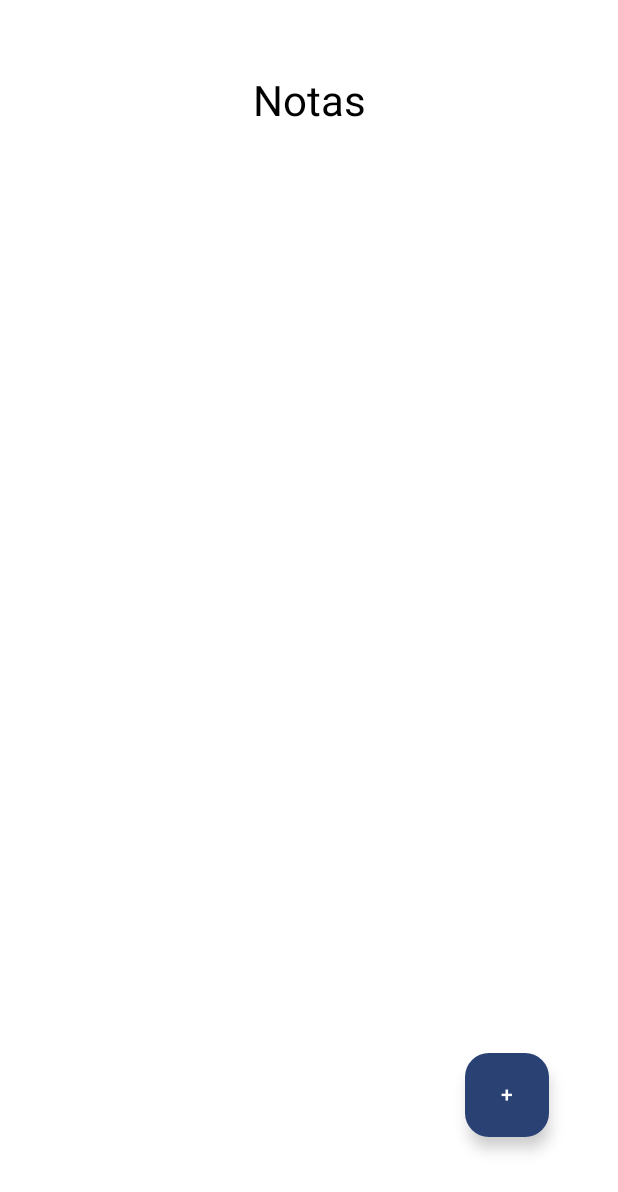
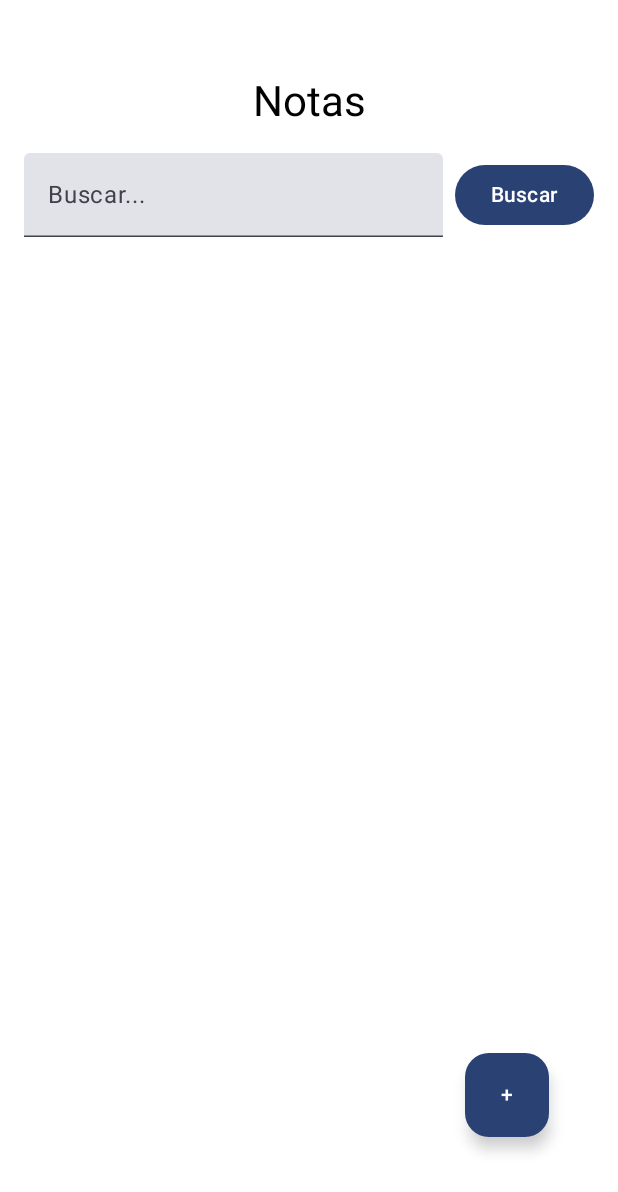
Before and after one commit to Diegoo717/ProyectoFinalMovil, an Android app built with Jetpack Compose: the screen it shows after launch (MainActivity), on a phone screen of 412 x 824 dp. Shown: the top 1192 px of the screen. Run offline under Robolectric (Android 15) with nearby library versions, the phone set to English and light mode, and no system bars.

Commit message:
Descripción de los cambios realizados

```diff
--- a/app/build.gradle.kts
+++ b/app/build.gradle.kts
@@ -52,6 +52,11 @@ android {
 dependencies {
 
     implementation(libs.androidx.core.ktx)
+    implementation("androidx.compose.animation:animation:1.5.0")
+    implementation("androidx.compose.material3:material3:1.1.0-alpha01")
+    implementation("androidx.compose.ui:ui:1.5.0")
+    implementation("androidx.navigation:navigation-compose:2.5.3")
+    implementation("androidx.compose.foundation:foundation:1.5.0")
     implementation(libs.androidx.lifecycle.runtime.ktx)
     implementation(libs.androidx.activity.compose)
     implementation(platform(libs.androidx.compose.bom))
--- a/app/src/main/java/com/example/proyectofinalmovil/MainActivity.kt
+++ b/app/src/main/java/com/example/proyectofinalmovil/MainActivity.kt
@@ -3,39 +3,43 @@ package com.example.proyectofinalmovil
 import android.os.Bundle
 import androidx.activity.ComponentActivity
 import androidx.activity.compose.setContent
+import androidx.compose.animation.AnimatedVisibility
 import androidx.compose.foundation.background
 import androidx.compose.foundation.layout.*
+import androidx.compose.foundation.shape.CircleShape
 import androidx.compose.material3.*
-import androidx.compose.runtime.Composable
+import androidx.compose.runtime.*
 import androidx.compose.ui.Alignment
 import androidx.compose.ui.Modifier
 import androidx.compose.ui.graphics.Color
 import androidx.compose.ui.text.style.TextAlign
 import androidx.compose.ui.tooling.preview.Preview
 import androidx.compose.ui.unit.dp
+import androidx.navigation.NavHostController
+import androidx.navigation.compose.NavHost
+import androidx.navigation.compose.composable
+import androidx.navigation.compose.rememberNavController
 import com.example.proyectofinalmovil.ui.theme.ProyectoFinalMovilTheme
+import com.example.proyectofinalmovil.nota.NotesScreen
+import com.example.proyectofinalmovil.tarea.TasksScreen
 
 class MainActivity : ComponentActivity() {
     override fun onCreate(savedInstanceState: Bundle?) {
         super.onCreate(savedInstanceState)
         setContent {
             ProyectoFinalMovilTheme {
-                // Pantalla principal con Scaffold
+                val navController = rememberNavController()
                 Scaffold(
                     modifier = Modifier.fillMaxSize(),
                     floatingActionButton = {
-                        // Ajuste de posición para el FloatingActionButton hacia la izquierda y arriba
-                        Box(modifier = Modifier.padding(bottom = 50.dp, end = 30.dp)) {
-                            FloatingActionButton(
-                                onClick = { /* No hace nada aún */ },
-                                containerColor = MaterialTheme.colorScheme.primary
-                            ) {
-                                Text("+")
-                            }
-                        }
+                        FloatingActionButtonsGroup(navController)
                     }
                 ) { innerPadding ->
-                    MainScreen(modifier = Modifier.padding(innerPadding))
+                    NavHost(navController = navController, startDestination = "main_screen") {
+                        composable("main_screen") { MainScreen(navController) }
+                        composable("notes_screen") { NotesScreen() }
+                        composable("tasks_screen") { TasksScreen() }
+                    }
                 }
             }
         }
@@ -43,24 +47,112 @@ class MainActivity : ComponentActivity() {
 }
 
 @Composable
-fun MainScreen(modifier: Modifier = Modifier) {
-    // Definimos un layout vertical con el fondo blanco
+fun FloatingActionButtonsGroup(navController: NavHostController) {
+    var expanded by remember { mutableStateOf(false) }
+
+    Box(
+        modifier = Modifier
+            .fillMaxSize()
+            .padding(bottom = 50.dp, end = 30.dp),
+        contentAlignment = Alignment.BottomEnd
+    ) {
+        // Botón "Nota"
+        AnimatedVisibility(
+            visible = expanded,
+            enter = androidx.compose.animation.expandVertically(),
+            exit = androidx.compose.animation.shrinkVertically()
+        ) {
+            FloatingActionButton(
+                onClick = {
+                    // Navegar a la pantalla de notas
+                    navController.navigate("notes_screen")
+                },
+                modifier = Modifier.padding(bottom = 60.dp),
+                containerColor = Color.Gray,
+                shape = CircleShape
+            ) {
+                Text("Nota")
+            }
+        }
+
+        // Botón "Tarea"
+        AnimatedVisibility(
+            visible = expanded,
+            enter = androidx.compose.animation.expandVertically(),
+            exit = androidx.compose.animation.shrinkVertically()
+        ) {
+            FloatingActionButton(
+                onClick = {
+                    // Navegar a la pantalla de tareas
+                    navController.navigate("tasks_screen")
+                },
+                modifier = Modifier.padding(bottom = 120.dp),
+                containerColor = Color.Gray,
+                shape = CircleShape
+            ) {
+                Text("Tarea")
+            }
+        }
+
+        // Botón principal "+"
+        FloatingActionButton(
+            onClick = { expanded = !expanded },
+            containerColor = MaterialTheme.colorScheme.primary
+        ) {
+            Text("+")
+        }
+    }
+}
+
+@Composable
+fun MainScreen(navController: NavHostController, modifier: Modifier = Modifier) {
+    var searchText by remember { mutableStateOf("") }
+
     Column(
         modifier = modifier
             .fillMaxSize()
-            .background(Color.White),
-        horizontalAlignment = Alignment.CenterHorizontally
+            .background(Color.White)
     ) {
-        // Ajuste del texto "Notas"
+        // Texto "Notas"
         Text(
             text = "Notas",
             style = MaterialTheme.typography.headlineMedium,
             color = Color.Black,
             modifier = Modifier
                 .fillMaxWidth()
-                .padding(top = 50.dp, bottom = 16.dp),  // Se baja un poco más el texto
+                .padding(top = 50.dp, bottom = 16.dp),
             textAlign = TextAlign.Center
         )
+
+        // Barra de búsqueda y botón
+        Row(
+            modifier = Modifier
+                .fillMaxWidth()
+                .padding(horizontal = 16.dp),
+            verticalAlignment = Alignment.CenterVertically, // Centra verticalmente
+            horizontalArrangement = Arrangement.Center // Centra horizontalmente
+        ) {
+            // TextField para ingresar texto
+            TextField(
+                value = searchText,
+                onValueChange = { searchText = it },
+                placeholder = { Text(text = "Buscar...") },
+                singleLine = true, // Evita que sea multilinea
+                modifier = Modifier
+                    .weight(1f) // Hace que el TextField ocupe el espacio disponible
+                    .padding(end = 8.dp) // Espacio entre el TextField y el botón
+            )
+
+            // Botón para realizar la búsqueda
+            Button(onClick = {
+                // Aquí puedes realizar la acción de búsqueda
+                println("Búsqueda realizada: $searchText")
+            }) {
+                Text("Buscar")
+            }
+        }
+
+        Spacer(modifier = Modifier.height(16.dp)) // Espacio adicional si es necesario
     }
 }
 
@@ -68,6 +160,6 @@ fun MainScreen(modifier: Modifier = Modifier) {
 @Composable
 fun MainScreenPreview() {
     ProyectoFinalMovilTheme {
-        MainScreen()
+        MainScreen(rememberNavController())
     }
 }
```
Also changed, not shown: app/src/main/java/com/example/proyectofinalmovil/Nota.kt (added, +26 -0 lines), app/src/main/java/com/example/proyectofinalmovil/Tarea.kt (added, +28 -0 lines).
